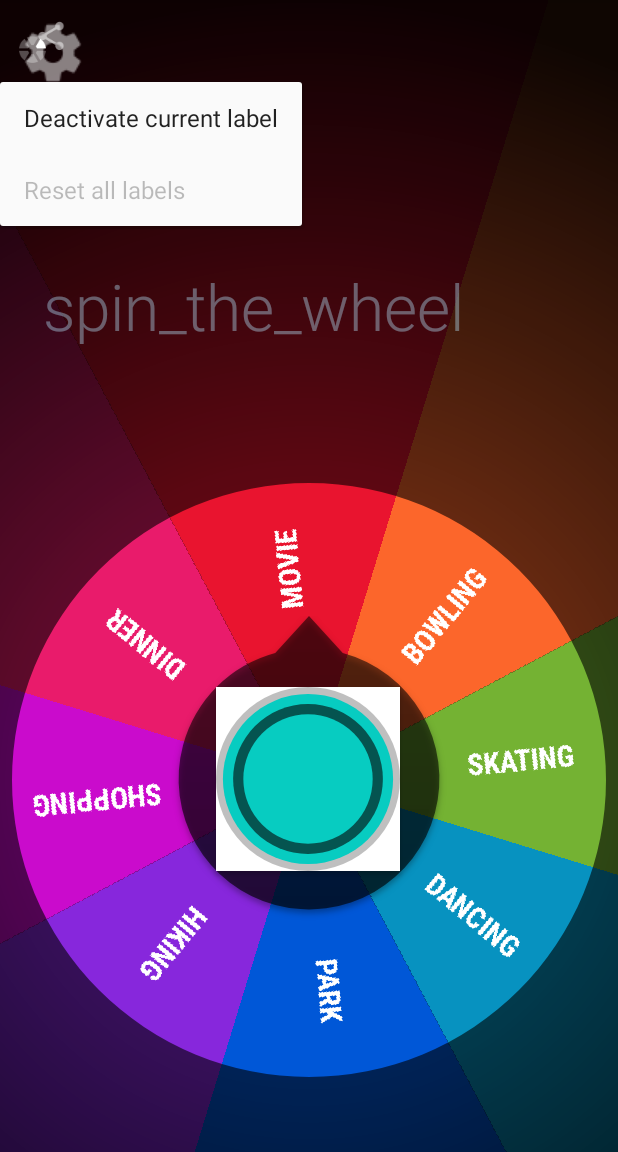
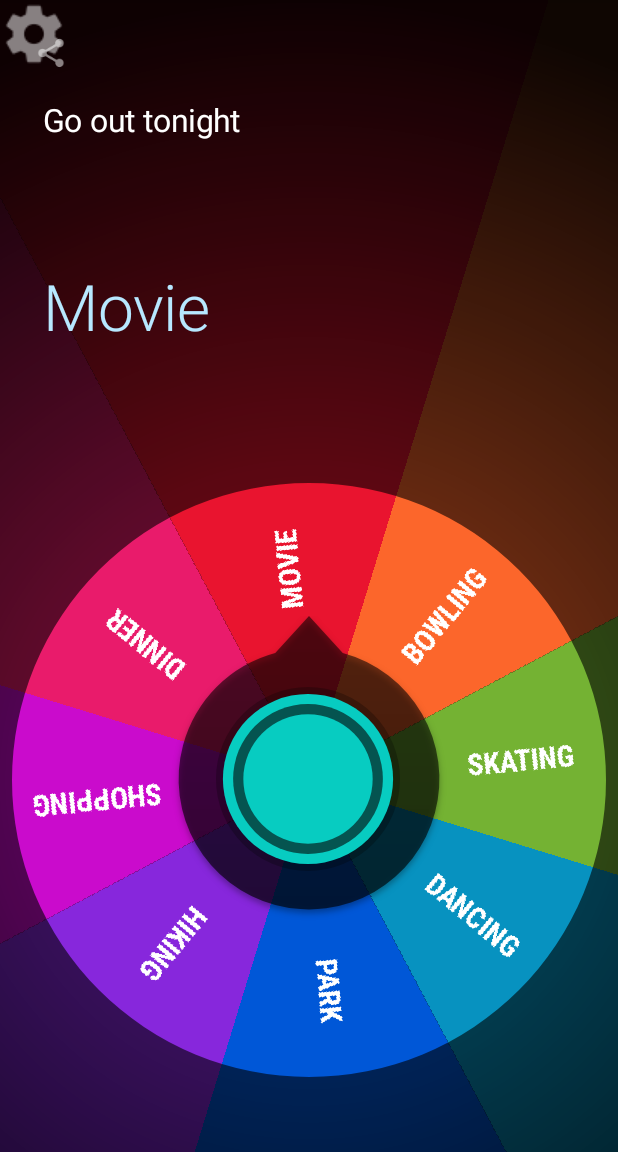
Before and after one commit to nicks258/Android-Roulette, an Android app: the screen it shows after launch (WheelActivity), after a tap on "share", on a phone screen of 412 x 824 dp, the part 84-1236 px from its top. Run offline under Robolectric (Android 15) with nearby library versions, the phone set to English and light mode, and no system bars; pictures from the network do not load; 2 other taps on this screen came first.

Commit message:
overlay and final decesion is showing now.

```diff
--- a/sample_zhy_CircleMenu/src/main/java/com/zhy/sample_circlemenu/WheelActivity.java
+++ b/sample_zhy_CircleMenu/src/main/java/com/zhy/sample_circlemenu/WheelActivity.java
@@ -50,7 +50,7 @@ public class WheelActivity extends AppCompatActivity implements RotationTracking
     protected Wheel currentWheel;
     protected DataProvider dataProvider;
     protected DisplayView displayView;
-    protected ImageButton labelOptionsButton;
+//    protected ImageButton labelOptionsButton;
     protected WheelSection lastSection;
     protected RotationTrackingView rotationTrackingView;
     protected String selectedLabel;
@@ -138,10 +138,10 @@ public class WheelActivity extends AppCompatActivity implements RotationTracking
         this.rotationTrackingView.addEventListener(this);
         this.displayView = (DisplayView) findViewById(R.id.displayView);
         this.templateNameLabel = (TextView) findViewById(R.id.templateNameLabel);
-        ((ImageButton) findViewById(R.id.templatesButton)).setOnClickListener(new C02171());
+//        ((ImageButton) findViewById(R.id.templatesButton)).setOnClickListener(new C02171());
         ((ImageButton) findViewById(R.id.shareButton)).setOnClickListener(new C02182());
-        this.labelOptionsButton = (ImageButton) findViewById(R.id.labelOptionsButton);
-        this.labelOptionsButton.setOnClickListener(new C02193());
+//        this.labelOptionsButton = (ImageButton) findViewById(R.id.labelOptionsButton);
+//        this.labelOptionsButton.setOnClickListener(new C02193());
         ((Button) findViewById(R.id.kickButton)).setOnClickListener(new C02204());
         if (VERSION.SDK_INT >= 21) {
             getWindow().setStatusBarColor(ViewCompat.MEASURED_STATE_MASK);
@@ -183,13 +183,13 @@ public class WheelActivity extends AppCompatActivity implements RotationTracking
         this.displayView.showDefaultText();
         this.templateNameLabel.setText(template.name);
         unselect();
-        ImageButton imageButton = this.labelOptionsButton;
+//        ImageButton imageButton = this.labelOptionsButton;
         if (canHideLabel().booleanValue() || canResetLabels().booleanValue()) {
             z = true;
         } else {
             z = false;
         }
-        imageButton.setEnabled(z);
+//        imageButton.setEnabled(z);
     }
 
     private void selectWheelAtAngle(float angle) {
--- a/sample_zhy_CircleMenu/src/main/java/com/zhy/sample_circlemenu/views/DisplayView.java
+++ b/sample_zhy_CircleMenu/src/main/java/com/zhy/sample_circlemenu/views/DisplayView.java
@@ -40,7 +40,7 @@ public class DisplayView extends FrameLayout {
         this.frontLabel = (AutoResizeTextView) findViewById(R.id.frontLabel);
         this.defaultTextLabel = (AutoResizeTextView) findViewById(R.id.defaultLabel);
         this.defaultTextLabel.setAlpha(0.0f);
-        this.defaultTextLabel.setText("spin_the_wheel");
+        this.defaultTextLabel.setText(R.string.spin_the_wheel);
         this.defaultTextAnimation = ObjectAnimator.ofFloat(this.defaultTextLabel, "alpha", new float[]{1.0f, 0.4f});
         this.defaultTextAnimation.setDuration(500);
         this.defaultTextAnimation.setRepeatCount(-1);
--- a/sample_zhy_CircleMenu/src/main/java/com/zhy/sample_circlemenu/views/ResponsiveImageButton.java
+++ b/sample_zhy_CircleMenu/src/main/java/com/zhy/sample_circlemenu/views/ResponsiveImageButton.java
@@ -6,7 +6,7 @@ import android.graphics.drawable.LayerDrawable;
 import android.util.AttributeSet;
 import android.widget.ImageButton;
 
-public class ResponsiveImageButton extends ImageButton {
+public class ResponsiveImageButton extends android.support.v7.widget.AppCompatImageButton {
 
     protected class ResponsiveImageButtonDrawable extends LayerDrawable {
         protected int disabledAlpha = 85;
--- a/sample_zhy_CircleMenu/src/main/java/com/zhy/sample_circlemenu/views/RotationTrackingView.java
+++ b/sample_zhy_CircleMenu/src/main/java/com/zhy/sample_circlemenu/views/RotationTrackingView.java
@@ -173,57 +173,70 @@ public class RotationTrackingView extends View {
         while (it.hasNext()) {
             RotationTrackingViewListener listener = (RotationTrackingViewListener) it.next();
             Object obj = -1;
+            int value = -1;
             switch (event.hashCode()) {
                 case -2141794146:
                     if (event.equals("onWheelStartDescending")) {
                         obj = 3;
+                        value = 3;
+                        Log.i("onWheelStartDescending","RotationTrackingView");
                         break;
                     }
                     break;
                 case 731876721:
                     if (event.equals("onWheelStopped")) {
+                        value = 1;
+                        Log.i("onWheelStopped","RotationTrackingView");
                         obj = 1;
                         break;
                     }
                     break;
                 case 901577228:
                     if (event.equals("onWheelAngleDidChanged")) {
+                        value = 2;
+                        Log.i("onWheelAngleDidChanged","RotationTrackingView");
                         obj = 2;
                         break;
                     }
                     break;
                 case 994314638:
+
                     if (event.equals("onWheelTouchBegan")) {
+                        value = 0;
+                        Log.i("onWheelTouchBegan","RotationTrackingView");
                         obj = null;
                         break;
                     }
                     break;
                 case 1959680118:
                     if (event.equals("onWheelStopDescending")) {
+                        Log.i("onWheelStopDescending","RotationTrackingView");
+                        value = 4;
                         obj = 4;
                         break;
                     }
                     break;
             }
-//            switch (obj) {
-////                case null:
-////                    listener.onWheelTouchBegan();
-////                    break;
-//                case 1:
-//                    listener.onWheelStopped(getCurrentAngle());
-//                    break;
-//                case 2:
-//                    listener.onWheelAngleDidChanged(getCurrentAngle());
-//                    break;
-//                case 3:
-//                    listener.onWheelStartDescending();
-//                    break;
-//                case 4:
-//                    listener.onWheelStopDescending();
-//                    break;
-//                default:
-//                    break;
-//            }
+            switch (value) {
+
+                case 0:
+                    listener.onWheelTouchBegan();
+                    break;
+                case  1:
+                    listener.onWheelStopped(getCurrentAngle());
+                    break;
+                case 2:
+                    listener.onWheelAngleDidChanged(getCurrentAngle());
+                    break;
+                case 3:
+                    listener.onWheelStartDescending();
+                    break;
+                case 4:
+                    listener.onWheelStopDescending();
+                    break;
+                default:
+                    break;
+            }
         }
     }
 
--- a/sample_zhy_CircleMenu/src/main/java/com/zhy/sample_circlemenu/views/WheelActivityLayout.java
+++ b/sample_zhy_CircleMenu/src/main/java/com/zhy/sample_circlemenu/views/WheelActivityLayout.java
@@ -15,11 +15,11 @@ import com.zhy.sample_circlemenu.R;
 public class WheelActivityLayout extends FrameLayout {
     private View displayView;
     private Button kickButton;
-    private View labelOptionsButton;
+//    private View labelOptionsButton;
     private RotationTrackingView rotationTrackingView;
     private View shareButton;
     private AutoResizeTextView templateNameLabel;
-    private View templatesButton;
+//    private View templatesButton;
     private WheelCenterGlassView wheelCenterGlassView;
     private WheelGlassView wheelGlassView;
     private View wheelGroupView;
@@ -51,9 +51,9 @@ public class WheelActivityLayout extends FrameLayout {
         this.kickButton = (Button) findViewById(R.id.kickButton);
         this.displayView = findViewById(R.id.displayView);
         this.templateNameLabel = (AutoResizeTextView) findViewById(R.id.templateNameLabel);
-        this.templatesButton = findViewById(R.id.templatesButton);
+//        this.templatesButton = findViewById(R.id.templatesButton);
         this.shareButton = findViewById(R.id.shareButton);
-        this.labelOptionsButton = findViewById(R.id.labelOptionsButton);
+//        this.labelOptionsButton = findViewById(R.id.labelOptionsButton);
     }
 
     protected void onSizeChanged(int w, int h, int oldw, int oldh) {
@@ -124,20 +124,20 @@ public class WheelActivityLayout extends FrameLayout {
         params.topMargin = Math.round(((wheelCenter.y - effectiveRadius) * 0.25f) - (((float) params.height) * 0.5f));
         this.templateNameLabel.setLayoutParams(params);
         int roundButtonPadding = (int) Math.round(((double) w) * 0.03d);
-        params = (LayoutParams) this.templatesButton.getLayoutParams();
+//        params = (LayoutParams) this.templatesButton.getLayoutParams();
         params.bottomMargin = Math.round(((float) h) * 0.015f);
         params.setMarginEnd(Math.round(((float) w) * 0.025f));
-        this.templatesButton.setLayoutParams(params);
-        this.templatesButton.setPadding(roundButtonPadding, roundButtonPadding, roundButtonPadding, roundButtonPadding);
+//        this.templatesButton.setLayoutParams(params);
+//        this.templatesButton.setPadding(roundButtonPadding, roundButtonPadding, roundButtonPadding, roundButtonPadding);
         params = (LayoutParams) this.shareButton.getLayoutParams();
         params.bottomMargin = Math.round(((float) h) * 0.015f);
         params.setMarginStart(Math.round(((float) w) * 0.025f));
         this.shareButton.setLayoutParams(params);
         this.shareButton.setPadding(roundButtonPadding, roundButtonPadding, roundButtonPadding, roundButtonPadding);
-        params = (LayoutParams) this.labelOptionsButton.getLayoutParams();
+//        params = (LayoutParams) this.labelOptionsButton.getLayoutParams();
         params.topMargin = Math.round(((float) h) * 0.015f);
         params.setMarginEnd(Math.round(((float) w) * 0.025f));
-        this.labelOptionsButton.setLayoutParams(params);
-        this.labelOptionsButton.setPadding(roundButtonPadding, roundButtonPadding, roundButtonPadding, roundButtonPadding);
+//        this.labelOptionsButton.setLayoutParams(params);
+//        this.labelOptionsButton.setPadding(roundButtonPadding, roundButtonPadding, roundButtonPadding, roundButtonPadding);
     }
 }
--- a/sample_zhy_CircleMenu/src/main/res/layout/rwq.xml
+++ b/sample_zhy_CircleMenu/src/main/res/layout/rwq.xml
@@ -40,7 +40,7 @@
         android:id="@+id/kickButton"
         android:layout_width="match_parent"
         android:layout_height="match_parent"
-        android:background="#fff" />
+        android:background="#00ffffff" />
 
     <com.zhy.sample_circlemenu.views.DisplayView
         android:id="@+id/displayView"
@@ -110,22 +110,22 @@
     <com.zhy.sample_circlemenu.views.ResponsiveImageButton
         android:id="@+id/shareButton"
         android:layout_width="wrap_content"
+
         android:layout_height="wrap_content"
         android:layout_alignParentBottom="true"
         android:layout_alignParentStart="true"
-        android:layout_gravity="top|bottom|left|right|center_vertical|fill_vertical|center_horizontal|fill_horizontal|center|fill|start|end"
         android:background="@drawable/round_button"
         android:contentDescription="share"
         android:src="@drawable/share_icon" />
 
-    <com.zhy.sample_circlemenu.views.ResponsiveImageButton
-        android:id="@+id/labelOptionsButton"
-        android:layout_width="wrap_content"
-        android:layout_height="wrap_content"
-        android:layout_alignParentBottom="true"
-        android:layout_alignParentStart="true"
-        android:layout_gravity="top|bottom|left|right|center_vertical|fill_vertical|center_horizontal|fill_horizontal|center|fill|start|end"
-        android:background="@drawable/round_button"
-        android:contentDescription="label_options"
-        android:src="@drawable/ic_label_options" />
+    <!--<com.zhy.sample_circlemenu.views.ResponsiveImageButton-->
+        <!--android:id="@+id/labelOptionsButton"-->
+        <!--android:layout_width="wrap_content"-->
+        <!--android:layout_height="wrap_content"-->
+        <!--android:layout_alignParentBottom="true"-->
+        <!--android:layout_alignParentStart="true"-->
+        <!--android:layout_gravity="top|bottom|left|right|center_vertical|fill_vertical|center_horizontal|fill_horizontal|center|fill|start|end"-->
+        <!--android:background="@drawable/round_button"-->
+        <!--android:contentDescription="label_options"-->
+        <!--android:src="@drawable/ic_label_options" />-->
 </com.zhy.sample_circlemenu.views.WheelActivityLayout>
--- a/sample_zhy_CircleMenu/src/main/res/values/strings.xml
+++ b/sample_zhy_CircleMenu/src/main/res/values/strings.xml
@@ -5,6 +5,7 @@
     <string name="share_text_unselected">I\'m about to decide</string>
     <string name="app_name">Zersey</string>
     <string name="share">Share</string>
+    <string name="spin_the_wheel">Spin the wheel!</string>
     <string name="action_settings">Setting</string>
     <string name="hello_world">Hello world!</string>
     <string name="deactivate_current_label">Deactivate current label</string>
```
Also changed, not shown: sample_zhy_CircleMenu/src/main/res/raw/templates.json (+13 -1 lines), 32 other files.
